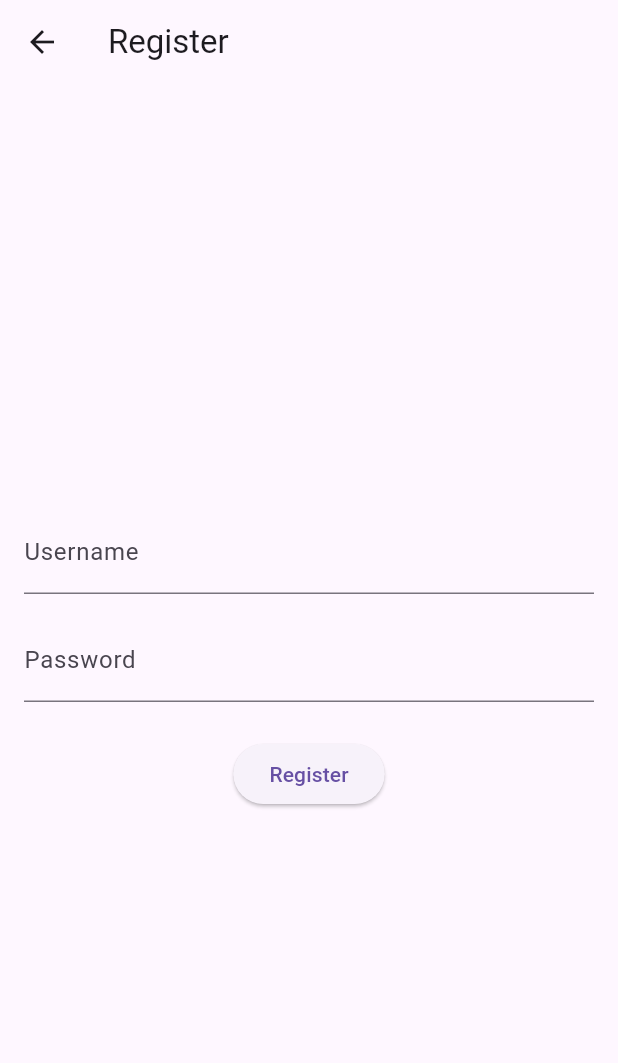
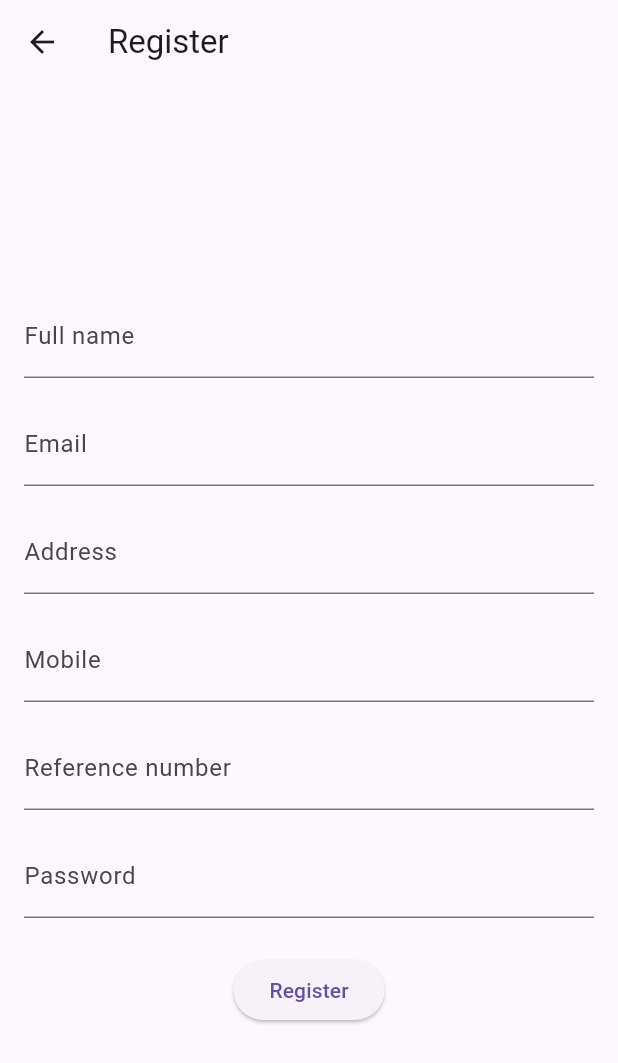
Before and after one commit to thisisabiud/mazaohub, a Flutter app: the screen it shows after launch, after a tap on "Register", on a phone screen of 412 x 824 dp. Shown: the top 1063 px of the screen. Run offline on Flutter 3.47's test engine with Material 3 defaults, Android fonts, the phone set to English and light mode, and no system bars; our stand-ins replace flutter_dotenv, flutter_riverpod, shared_preferences, sqflite, sqflite_common_ffi; accounts and stored records are empty.

Commit message:
minor fixes on ui, transition and session management

```diff
--- a/inventory/lib/main.dart
+++ b/inventory/lib/main.dart
@@ -3,8 +3,8 @@ import 'package:flutter_dotenv/flutter_dotenv.dart';
 import 'package:flutter_riverpod/flutter_riverpod.dart';
 import 'package:inventory/screens/auth/login.dart';
 import 'package:inventory/screens/customers/customers.dart';
+import 'package:inventory/screens/home.dart';
 import 'package:inventory/services/auth_state.dart';
-import 'package:inventory/utils/router_config.dart';
 import 'package:shared_preferences/shared_preferences.dart';
 import 'package:sqflite_common_ffi/sqflite_ffi.dart';
 
@@ -27,16 +27,19 @@ Future<void> main() async {
 }
 
 class MyAppWithAnimation extends ConsumerWidget {
+  const MyAppWithAnimation({super.key});
+
   @override
   Widget build(BuildContext context, WidgetRef ref) {
     final authState = ref.watch(authProvider);
 
     return MaterialApp(
+      debugShowCheckedModeBanner: false,
       home: FadeIndexedStack(
         index: authState.isAuthenticated ? 1 : 0,
         children: [
           LoginScreen(),
-          CustomerListScreen(),
+          const LandingPage(),
         ],
       ),
     );
@@ -49,17 +52,18 @@ class FadeIndexedStack extends StatefulWidget {
   final Duration duration;
 
   const FadeIndexedStack({
-    Key? key,
+    super.key,
     required this.index,
     required this.children,
     this.duration = const Duration(milliseconds: 800),
-  }) : super(key: key);
+  });
 
   @override
   _FadeIndexedStackState createState() => _FadeIndexedStackState();
 }
 
-class _FadeIndexedStackState extends State<FadeIndexedStack> with SingleTickerProviderStateMixin {
+class _FadeIndexedStackState extends State<FadeIndexedStack>
+    with SingleTickerProviderStateMixin {
   late AnimationController _controller;
 
   @override
@@ -94,24 +98,3 @@ class _FadeIndexedStackState extends State<FadeIndexedStack> with SingleTickerPr
     );
   }
 }
-
-
-// class MyApp extends ConsumerWidget {
-//   const MyApp({super.key});
-
-//   // This widget is the root of your application.
-//   @override
-//   Widget build(BuildContext context, WidgetRef ref) {
-//     final router = ref.watch(routerProvider);
-//     return MaterialApp.router(
-//       title: 'Flutter Demo',
-//       debugShowCheckedModeBanner: false,
-//       theme: ThemeData(
-//         colorScheme: ColorScheme.fromSeed(seedColor: const Color.fromARGB(255, 255, 255, 255)),
-//         useMaterial3: true,
-//         primaryColorLight: const Color.fromARGB(255, 255, 255, 255),
-//       ),
-//       routerConfig: router,
-//     );
-//   }
-// }
--- a/inventory/lib/screens/auth/login.dart
+++ b/inventory/lib/screens/auth/login.dart
@@ -7,10 +7,12 @@ class LoginScreen extends ConsumerWidget {
   final TextEditingController _usernameController = TextEditingController();
   final TextEditingController _passwordController = TextEditingController();
 
+  LoginScreen({super.key});
+
   @override
   Widget build(BuildContext context, WidgetRef ref) {
     return Scaffold(
-      appBar: AppBar(title: Text('Login')),
+      appBar: AppBar(title: const Text('Login')),
       body: Padding(
         padding: const EdgeInsets.all(16.0),
         child: Column(
@@ -18,23 +20,23 @@ class LoginScreen extends ConsumerWidget {
           children: [
             TextField(
               controller: _usernameController,
-              decoration: InputDecoration(labelText: 'Username'),
+              decoration: const InputDecoration(labelText: 'Username'),
             ),
-            SizedBox(height: 16),
+            const SizedBox(height: 16),
             TextField(
               controller: _passwordController,
-              decoration: InputDecoration(labelText: 'Password'),
+              decoration: const InputDecoration(labelText: 'Password'),
               obscureText: true,
             ),
-            SizedBox(height: 24),
-            ElevatedButton(
+            const SizedBox(height: 24),
+            Row(mainAxisAlignment: MainAxisAlignment.end, children: [ElevatedButton(
               onPressed: () {
                 ref.read(authProvider.notifier).login(
                   _usernameController.text,
                   _passwordController.text,
                 );
               },
-              child: Text('Login'),
+              child: const Text('Login'),
             ),
             TextButton(
               onPressed: () {
@@ -43,8 +45,8 @@ class LoginScreen extends ConsumerWidget {
                   MaterialPageRoute(builder: (context) => RegisterScreen()),
                 );
               },
-              child: Text('Register'),
-            ),
+              child: const Text('Register'),
+            ),],),
           ],
         ),
       ),
--- a/inventory/lib/screens/auth/register.dart
+++ b/inventory/lib/screens/auth/register.dart
@@ -1,39 +1,81 @@
 import 'package:flutter/material.dart';
 import 'package:flutter_riverpod/flutter_riverpod.dart';
 import 'package:inventory/services/auth_state.dart';
+import 'package:inventory/utils/providers.dart';
 
 class RegisterScreen extends ConsumerWidget {
-  final TextEditingController _usernameController = TextEditingController();
+  final TextEditingController _nameController = TextEditingController();
   final TextEditingController _passwordController = TextEditingController();
+  final TextEditingController _emailController = TextEditingController();
+  final TextEditingController _referenceController = TextEditingController();
+  final TextEditingController _addressController = TextEditingController();
+  final TextEditingController _phoneController = TextEditingController();
+
+  RegisterScreen({super.key});
+
+
 
   @override
   Widget build(BuildContext context, WidgetRef ref) {
+    ref.listen<AuthState>(authProvider, (previous, next) {
+      if (next.isAuthenticated) {
+        ref.read(navigationProvider.notifier).state = '/customer';
+      }
+     else{
+        ScaffoldMessenger.of(context).showSnackBar(
+          const SnackBar(content: Text('Failed to authenticate')),
+        );
+      }
+    });
     return Scaffold(
-      appBar: AppBar(title: Text('Register')),
+      appBar: AppBar(title: const Text('Register')),
       body: Padding(
         padding: const EdgeInsets.all(16.0),
         child: Column(
           mainAxisAlignment: MainAxisAlignment.center,
           children: [
             TextField(
-              controller: _usernameController,
-              decoration: InputDecoration(labelText: 'Username'),
+              controller: _nameController,
+              decoration: const InputDecoration(labelText: 'Full name'),
             ),
-            SizedBox(height: 16),
+            const SizedBox(height: 16),
+            TextField(
+              controller: _emailController,
+              decoration: const InputDecoration(labelText: 'Email'),
+            ),
+            const SizedBox(height: 16),
+            TextField(
+              controller: _addressController,
+              decoration: const InputDecoration(labelText: 'Address'),
+            ),
+            const SizedBox(height: 16),
+            TextField(
+              controller: _phoneController,
+              decoration: const InputDecoration(labelText: 'Mobile'),
+            ),
+            const SizedBox(height: 16),
+            TextField(
+              controller: _referenceController,
+              decoration: const InputDecoration(labelText: 'Reference number'),
+            ),
+            const SizedBox(height: 16),
             TextField(
               controller: _passwordController,
-              decoration: InputDecoration(labelText: 'Password'),
+              decoration: const InputDecoration(labelText: 'Password'),
               obscureText: true,
             ),
-            SizedBox(height: 24),
+            const SizedBox(height: 24),
             ElevatedButton(
               onPressed: () {
                 ref.read(authProvider.notifier).register(
-                  _usernameController.text,
-                  _passwordController.text,
-                );
+                    name: _nameController.text,
+                    reference_no: _referenceController.text,
+                    address: _addressController.text,
+                    email: _emailController.text,
+                    password: _passwordController.text,
+                    phone: _phoneController.text);
               },
-              child: Text('Register'),
+              child: const Text('Register'),
             ),
           ],
         ),
--- /dev/null
+++ b/inventory/lib/screens/home.dart
@@ -0,0 +1,133 @@
+import 'package:flutter/material.dart';
+import 'package:flutter_riverpod/flutter_riverpod.dart';
+import 'package:inventory/screens/customers/customers.dart';
+import 'package:inventory/screens/sales/sales_list.dart';
+import 'package:inventory/services/auth_state.dart';
+import 'package:inventory/utils/providers.dart';
+
+class LandingPage extends ConsumerWidget {
+  const LandingPage({super.key});
+
+  @override
+  Widget build(BuildContext context, WidgetRef ref) {
+    final usernameAsyncValue = ref.watch(usernameProvider);
+    return Scaffold(
+      appBar: AppBar(
+        actions: [
+          IconButton(
+            icon: const Icon(Icons.logout),
+            onPressed: () {
+              ref.read(authProvider.notifier).logout();
+            },
+          ),
+        ],
+      ),
+      body: Container(
+        decoration: const BoxDecoration(
+          gradient: LinearGradient(
+            begin: Alignment.topLeft,
+            end: Alignment.bottomRight,
+            colors: [
+              Color.fromARGB(255, 255, 255, 255),
+              Color.fromARGB(255, 255, 255, 255)
+            ],
+          ),
+        ),
+        child: SafeArea(
+          child: Center(
+            child: Card(
+              margin: const EdgeInsets.all(16),
+              child: Padding(
+                padding: const EdgeInsets.all(24),
+                child: Column(
+                  mainAxisSize: MainAxisSize.min,
+                  children: [
+                    usernameAsyncValue.when(
+                      data: (username) => Text(
+                        'Welcome back, $username!',
+                        style: Theme.of(context).textTheme.headlineMedium,
+                        textAlign: TextAlign.center,
+                      ),
+                      loading: () => const CircularProgressIndicator(),
+                      error: (_, __) => Text(
+                        'Error loading username',
+                        style: Theme.of(context).textTheme.headlineMedium,
+                        textAlign: TextAlign.center,
+                      ),
+                    ),
+                    const SizedBox(height: 16),
+                    Text(
+                      'Where would you like to go today?',
+                      style: Theme.of(context).textTheme.bodyLarge,
+                      textAlign: TextAlign.center,
+                    ),
+                    const SizedBox(height: 32),
+                    Row(
+                      mainAxisAlignment: MainAxisAlignment.spaceEvenly,
+                      children: [
+                        NavButton(
+                          icon: Icons.bar_chart,
+                          label: 'Sales',
+                          onPressed: () {
+                            Navigator.push(
+                              context,
+                              MaterialPageRoute(
+                                  builder: (context) => const SalesListScreen()),
+                            );
+                          },
+                        ),
+                        NavButton(
+                          icon: Icons.people,
+                          label: 'Customers',
+                          onPressed: () {
+                            Navigator.push(
+                              context,
+                              MaterialPageRoute(
+                                  builder: (context) => CustomerListScreen()),
+                            );
+                          },
+                        ),
+                      ],
+                    ),
+                  ],
+                ),
+              ),
+            ),
+          ),
+        ),
+      ),
+    );
+  }
+}
+
+class NavButton extends StatelessWidget {
+  final IconData icon;
+  final String label;
+  final VoidCallback onPressed;
+
+   const NavButton({
+    super.key,
+    required this.icon,
+    required this.label,
+    required this.onPressed,
+  });
+
+  @override
+  Widget build(BuildContext context) {
+    return ElevatedButton(
+      onPressed: onPressed,
+      style: ElevatedButton.styleFrom(
+        padding: const EdgeInsets.symmetric(horizontal: 24, vertical: 16),
+        shape: RoundedRectangleBorder(borderRadius: BorderRadius.circular(16)),
+      ),
+      child: Column(
+        mainAxisSize: MainAxisSize.min,
+        children: [
+          Icon(icon, size: 48),
+          const SizedBox(height: 8),
+          Text(label),
+        ],
+      ),
+    );
+  }
+}
--- a/inventory/lib/services/auth_state.dart
+++ b/inventory/lib/services/auth_state.dart
@@ -1,5 +1,9 @@
+import 'dart:convert';
+
+import 'package:flutter_dotenv/flutter_dotenv.dart';
 import 'package:flutter_riverpod/flutter_riverpod.dart';
 import 'package:shared_preferences/shared_preferences.dart';
+import 'package:http/http.dart' as http;
 
 class AuthState {
   final bool isAuthenticated;
@@ -11,25 +15,46 @@ class AuthState {
 class AuthNotifier extends StateNotifier<AuthState> {
   AuthNotifier() : super(AuthState(isAuthenticated: false));
 
+  final api_url = dotenv.env["API_BASE_URL"];
+
   Future<void> login(String username, String password) async {
-    // Here you would typically validate credentials against a backend
-    // For this example, we'll just check if the username and password are not empty
     if (username.isNotEmpty && password.isNotEmpty) {
       final prefs = await SharedPreferences.getInstance();
+      final response = await http.post(Uri.parse("${api_url}login"),
+          body: {"email": username, "password": password});
+      final responseData = jsonDecode(response.body);
+      prefs.setInt("userId", responseData["user"]["id"]);
       await prefs.setBool('isAuthenticated', true);
-      await prefs.setString('username', username);
-      state = AuthState(isAuthenticated: true, username: username);
+      await prefs.setString('username', responseData["user"]["name"]);
+      state = AuthState(
+          isAuthenticated: true, username: responseData["user"]["name"]);
     }
   }
 
-  Future<void> register(String username, String password) async {
-    // Here you would typically send registration data to a backend
-    // For this example, we'll just store the username
-    if (username.isNotEmpty && password.isNotEmpty) {
+  Future<void> register(
+      {required String name,
+      required String reference_no,
+      required String address,
+      required String email,
+      required String phone,
+      required String password}) async {
+    if (name.isNotEmpty && password.isNotEmpty) {
       final prefs = await SharedPreferences.getInstance();
+      final result = await http.post(Uri.parse("${api_url}register"), body: {
+        "name": name,
+        "reference_no": reference_no,
+        "address": address,
+        "email": email,
+        "phone": phone,
+        "register_as": "D",
+        "password": password
+      });
+      final response = jsonDecode(result.body);
       await prefs.setBool('isAuthenticated', true);
-      await prefs.setString('username', username);
-      state = AuthState(isAuthenticated: true, username: username);
+      await prefs.setInt('userId', response["user"]["id"]);
+      await prefs.setString('username', response["user"]["name"]);
+      state =
+          AuthState(isAuthenticated: true, username: response["user"]["name"]);
     }
   }
 
--- a/inventory/lib/services/customer_service.dart
+++ b/inventory/lib/services/customer_service.dart
@@ -44,8 +44,6 @@ class CustomerRepository implements CustomerService {
     final responseData = jsonDecode(response.body) as Map<String, dynamic>;
     final customerList = responseData['client'] as List;
     final customers = customerList.map((data) => Customer.fromJson(data)).toList();
-
-    int? x = preferences.getInt("userId");
     return customers;
   }
 
--- a/inventory/lib/utils/providers.dart
+++ b/inventory/lib/utils/providers.dart
@@ -1,7 +1,15 @@
 import 'package:flutter_riverpod/flutter_riverpod.dart';
 import 'package:inventory/data/database.dart';
 import 'package:inventory/models/customer.dart';
+import 'package:shared_preferences/shared_preferences.dart';
 
+
+final navigationProvider = StateProvider<String?>((ref) => null);
+
+final usernameProvider = FutureProvider<String>((ref) async {
+  final prefs = await SharedPreferences.getInstance();
+  return prefs.getString('username') ?? 'Guest';
+});
 // Database provider
 final databaseProvider = Provider<DatabaseHelper>((ref) {
   return DatabaseHelper.instance;
```
Also changed, not shown: inventory/lib/components/customer_create_form.dart (+11 -9 lines), inventory/lib/models/user.dart (+7 -9 lines), inventory/lib/screens/customers/customer_details.dart (+8 -8 lines), inventory/lib/screens/customers/customers.dart (+6 -4 lines), inventory/lib/screens/sales/sales_list.dart (added, +11 -0 lines), inventory/lib/services/auth_service.dart (deleted, +0 -60 lines), inventory/lib/utils/router_config.dart (deleted, +0 -45 lines), inventory/lib/utils/shared_prefs.dart (deleted, +0 -35 lines), inventory/lib/screens/sales/sales_details.dart (added), 1 other file.
